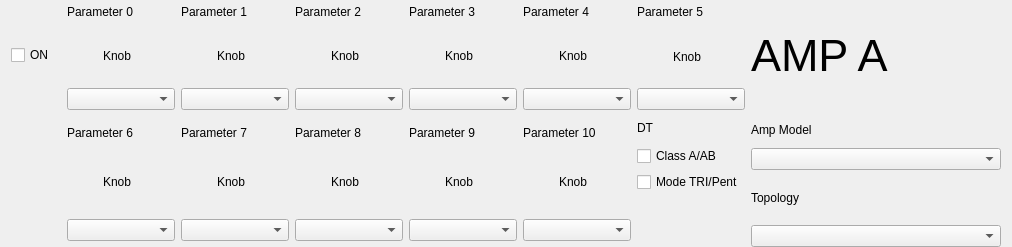
Qt form ui/amp.ui (StarAurryon/lpedit) before a commit.
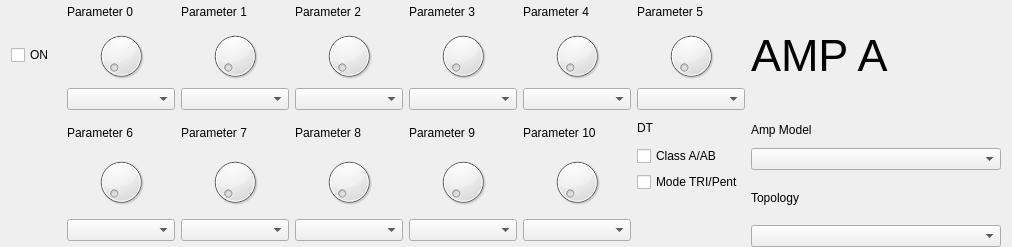
The same form after that commit.

What changed in the file:
```diff
--- a/ui/amp.ui
+++ b/ui/amp.ui
@@ -97,23 +97,7 @@
           <number>0</number>
          </property>
          <item row="0" column="0">
-          <widget class="QLabel" name="param4Knob">
-           <property name="minimumSize">
-            <size>
-             <width>35</width>
-             <height>35</height>
-            </size>
-           </property>
-           <property name="maximumSize">
-            <size>
-             <width>35</width>
-             <height>35</height>
-            </size>
-           </property>
-           <property name="text">
-            <string>Knob</string>
-           </property>
-          </widget>
+          <widget class="QDial" name="param4Knob"/>
          </item>
         </layout>
        </widget>
@@ -205,23 +189,7 @@
           <number>0</number>
          </property>
          <item row="0" column="0">
-          <widget class="QLabel" name="param7Knob">
-           <property name="minimumSize">
-            <size>
-             <width>35</width>
-             <height>35</height>
-            </size>
-           </property>
-           <property name="maximumSize">
-            <size>
-             <width>35</width>
-             <height>35</height>
-            </size>
-           </property>
-           <property name="text">
-            <string>Knob</string>
-           </property>
-          </widget>
+          <widget class="QDial" name="param7Knob"/>
          </item>
         </layout>
        </widget>
@@ -313,23 +281,7 @@
           <number>0</number>
          </property>
          <item row="0" column="0">
-          <widget class="QLabel" name="param0Knob">
-           <property name="minimumSize">
-            <size>
-             <width>35</width>
-             <height>35</height>
-            </size>
-           </property>
-           <property name="maximumSize">
-            <size>
-             <width>35</width>
-             <height>35</height>
-            </size>
-           </property>
-           <property name="text">
-            <string>Knob</string>
-           </property>
-          </widget>
+          <widget class="QDial" name="param0Knob"/>
          </item>
         </layout>
        </widget>
@@ -440,23 +392,7 @@
           <number>0</number>
          </property>
          <item row="0" column="0">
-          <widget class="QLabel" name="param9Knob">
-           <property name="minimumSize">
-            <size>
-             <width>35</width>
-             <height>35</height>
-            </size>
-           </property>
-           <property name="maximumSize">
-            <size>
-             <width>35</width>
-             <height>35</height>
-            </size>
-           </property>
-           <property name="text">
-            <string>Knob</string>
-           </property>
-          </widget>
+          <widget class="QDial" name="param9Knob"/>
          </item>
         </layout>
        </widget>
@@ -480,89 +416,6 @@
      </layout>
     </widget>
    </item>
-   <item row="0" column="6">
-    <widget class="QWidget" name="param5Container" native="true">
-     <layout class="QVBoxLayout" name="verticalLayout_6">
-      <property name="leftMargin">
-       <number>0</number>
-      </property>
-      <property name="topMargin">
-       <number>0</number>
-      </property>
-      <property name="rightMargin">
-       <number>0</number>
-      </property>
-      <property name="bottomMargin">
-       <number>0</number>
-      </property>
-      <item>
-       <widget class="QLabel" name="param5Lbl">
-        <property name="minimumSize">
-         <size>
-          <width>0</width>
-          <height>24</height>
-         </size>
-        </property>
-        <property name="maximumSize">
-         <size>
-          <width>16777215</width>
-          <height>24</height>
-         </size>
-        </property>
-        <property name="text">
-         <string>Parameter 5</string>
-        </property>
-       </widget>
-      </item>
-      <item>
-       <widget class="QWidget" name="param5Mid" native="true">
-        <property name="minimumSize">
-         <size>
-          <width>0</width>
-          <height>52</height>
-         </size>
-        </property>
-        <property name="maximumSize">
-         <size>
-          <width>16777215</width>
-          <height>52</height>
-         </size>
-        </property>
-        <property name="baseSize">
-         <size>
-          <width>0</width>
-          <height>0</height>
-         </size>
-        </property>
-        <layout class="QGridLayout" name="gridLayout_6">
-         <item row="0" column="0">
-          <widget class="QLabel" name="param5Knob">
-           <property name="minimumSize">
-            <size>
-             <width>35</width>
-             <height>35</height>
-            </size>
-           </property>
-           <property name="maximumSize">
-            <size>
-             <width>35</width>
-             <height>35</height>
-            </size>
-           </property>
-           <property name="text">
-            <string>Knob</string>
-           </property>
-          </widget>
-         </item>
-        </layout>
-       </widget>
-      </item>
-      <item>
-       <widget class="QComboBox" name="param5Value"/>
-      </item>
-     </layout>
-    </widget>
-   </item>
    <item row="1" column="3">
     <widget class="QWidget" name="param8Container" native="true">
      <layout class="QVBoxLayout" name="verticalLayout_11">
@@ -631,23 +484,7 @@
           <number>0</number>
          </property>
          <item row="0" column="0">
-          <widget class="QLabel" name="param8Knob">
-           <property name="minimumSize">
-            <size>
-             <width>35</width>
-             <height>35</height>
-            </size>
-           </property>
-           <property name="maximumSize">
-            <size>
-             <width>35</width>
-             <height>35</height>
-            </size>
-           </property>
-           <property name="text">
-            <string>Knob</string>
-           </property>
-          </widget>
+          <widget class="QDial" name="param8Knob"/>
          </item>
         </layout>
        </widget>
@@ -736,23 +573,7 @@
           <number>0</number>
          </property>
          <item row="0" column="0">
-          <widget class="QLabel" name="param2Knob">
-           <property name="minimumSize">
-            <size>
-             <width>35</width>
-             <height>35</height>
-            </size>
-           </property>
-           <property name="maximumSize">
-            <size>
-             <width>35</width>
-             <height>35</height>
-            </size>
-           </property>
-           <property name="text">
-            <string>Knob</string>
-           </property>
-          </widget>
+          <widget class="QDial" name="param2Knob"/>
          </item>
         </layout>
        </widget>
@@ -841,23 +662,7 @@
           <number>0</number>
          </property>
          <item row="0" column="0">
-          <widget class="QLabel" name="param3Knob">
-           <property name="minimumSize">
-            <size>
-             <width>35</width>
-             <height>35</height>
-            </size>
-           </property>
-           <property name="maximumSize">
-            <size>
-             <width>35</width>
-             <height>35</height>
-            </size>
-           </property>
-           <property name="text">
-            <string>Knob</string>
-           </property>
-          </widget>
+          <widget class="QDial" name="param3Knob"/>
          </item>
         </layout>
        </widget>
@@ -949,23 +754,7 @@
           <number>0</number>
          </property>
          <item row="0" column="0">
-          <widget class="QLabel" name="param10Knob">
-           <property name="minimumSize">
-            <size>
-             <width>35</width>
-             <height>35</height>
-            </size>
-           </property>
-           <property name="maximumSize">
-            <size>
-             <width>35</width>
-             <height>35</height>
-            </size>
-           </property>
-           <property name="text">
-            <string>Knob</string>
-           </property>
-          </widget>
+          <widget class="QDial" name="param10Knob"/>
          </item>
         </layout>
        </widget>
@@ -1057,23 +846,7 @@
           <number>0</number>
          </property>
          <item row="0" column="0">
-          <widget class="QLabel" name="param1Knob">
-           <property name="minimumSize">
-            <size>
-             <width>35</width>
-             <height>35</height>
-            </size>
-           </property>
-           <property name="maximumSize">
-            <size>
-             <width>35</width>
-             <height>35</height>
-            </size>
-           </property>
-           <property name="text">
-            <string>Knob</string>
-           </property>
-          </widget>
+          <widget class="QDial" name="param1Knob"/>
          </item>
         </layout>
        </widget>
@@ -1165,23 +938,7 @@
           <number>0</number>
          </property>
          <item row="0" column="0">
-          <widget class="QLabel" name="param6Knob">
-           <property name="minimumSize">
-            <size>
-             <width>35</width>
-             <height>35</height>
-            </size>
-           </property>
-           <property name="maximumSize">
-            <size>
-             <width>35</width>
-             <height>35</height>
-            </size>
-           </property>
-           <property name="text">
-            <string>Knob</string>
-           </property>
-          </widget>
+          <widget class="QDial" name="param6Knob"/>
          </item>
         </layout>
        </widget>
@@ -1362,6 +1119,88 @@
      </layout>
     </widget>
    </item>
+   <item row="0" column="6">
+    <widget class="QWidget" name="param5Container" native="true">
+     <layout class="QVBoxLayout" name="verticalLayout_6">
+      <property name="leftMargin">
+       <number>0</number>
+      </property>
+      <property name="topMargin">
+       <number>0</number>
+      </property>
+      <property name="rightMargin">
+       <number>0</number>
+      </property>
+      <property name="bottomMargin">
+       <number>0</number>
+      </property>
+      <item>
+       <widget class="QLabel" name="param5Lbl">
+        <property name="minimumSize">
+         <size>
+          <width>0</width>
+          <height>24</height>
+         </size>
+        </property>
+        <property name="maximumSize">
+         <size>
+          <width>16777215</width>
+          <height>24</height>
+         </size>
+        </property>
+        <property name="text">
+         <string>Parameter 5</string>
+        </property>
+       </widget>
+      </item>
+      <item>
+       <widget class="QWidget" name="param5Mid" native="true">
+        <property name="minimumSize">
+         <size>
+          <width>0</width>
+          <height>52</height>
+         </size>
+        </property>
+        <property name="maximumSize">
+         <size>
+          <width>16777215</width>
+          <height>52</height>
+         </size>
+        </property>
+        <property name="baseSize">
+         <size>
+          <width>0</width>
+          <height>0</height>
+         </size>
+        </property>
+        <layout class="QGridLayout" name="gridLayout_6">
+         <property name="leftMargin">
+          <number>0</number>
+         </property>
+         <property name="topMargin">
+          <number>0</number>
+         </property>
+         <property name="rightMargin">
+          <number>0</number>
+         </property>
+         <property name="bottomMargin">
+          <number>0</number>
+         </property>
+         <property name="spacing">
+          <number>0</number>
+         </property>
+         <item row="0" column="0">
+          <widget class="QDial" name="param5Knob"/>
+         </item>
+        </layout>
+       </widget>
+      </item>
+      <item>
+       <widget class="QComboBox" name="param5Value"/>
+      </item>
+     </layout>
+    </widget>
+   </item>
   </layout>
  </widget>
  <resources/>
```
